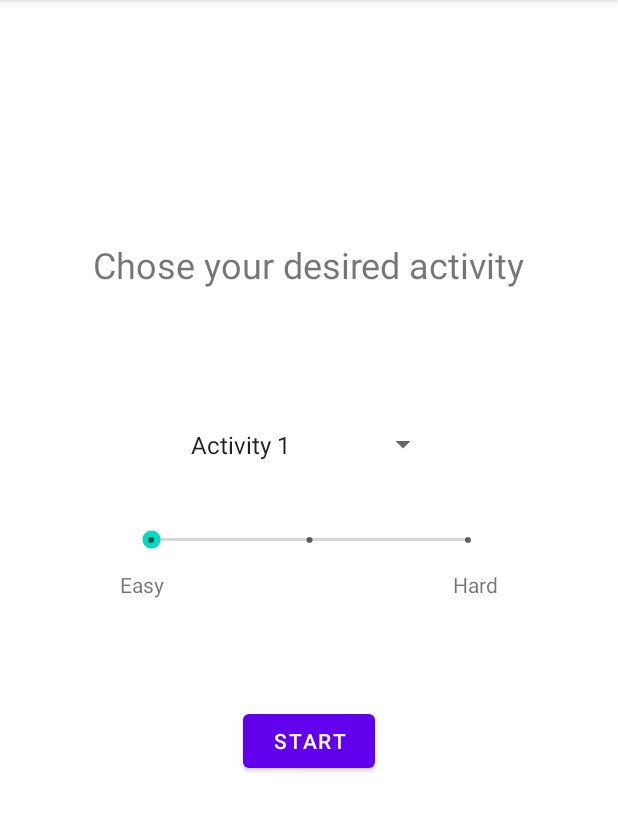
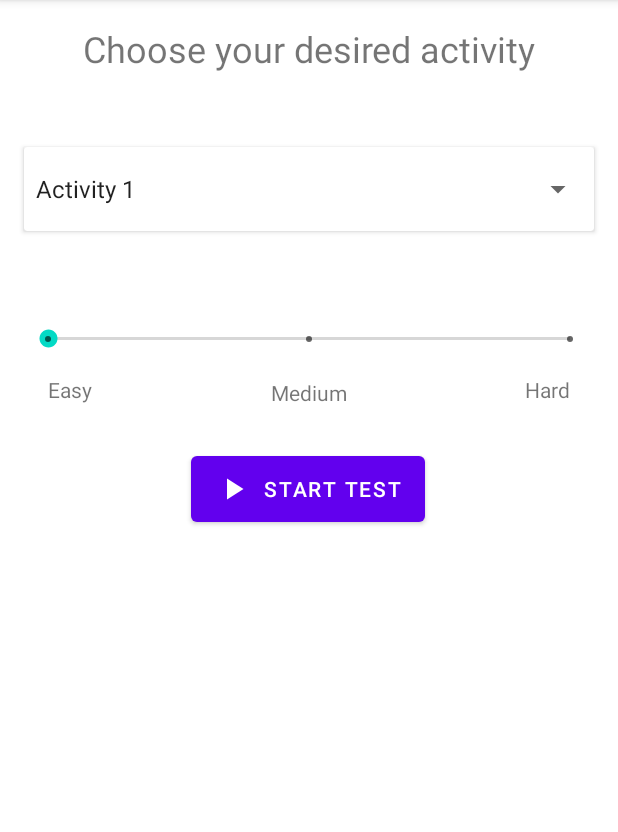
Before and after one commit to Ialda/LanProject, an Android app: the MainPageActivity screen opened directly, with no data from a screen before it, on a phone screen of 412 x 824 dp, the part 84-916 px from its top. Run offline under Robolectric (Android 15) with nearby library versions, the light colour scheme and no system bars.

Commit message:
Modify the design of the test options page

```diff
--- /dev/null
+++ b/app/src/main/res/drawable/ic_baseline_play_arrow_24.xml
@@ -0,0 +1,10 @@
+<vector xmlns:android="http://schemas.android.com/apk/res/android"
+    android:width="24dp"
+    android:height="24dp"
+    android:viewportWidth="24"
+    android:viewportHeight="24"
+    android:tint="?attr/colorControlNormal">
+  <path
+      android:fillColor="@android:color/white"
+      android:pathData="M8,5v14l11,-7z"/>
+</vector>
--- a/app/src/main/res/layout/activity_main_page.xml
+++ b/app/src/main/res/layout/activity_main_page.xml
@@ -8,55 +8,60 @@
 
     <TextView
         android:id="@+id/TextViewTitlePrompt"
-        android:layout_width="wrap_content"
+        android:layout_width="0dp"
         android:layout_height="wrap_content"
-        android:layout_marginTop="160dp"
+        android:layout_marginStart="16dp"
+        android:layout_marginLeft="16dp"
+        android:layout_marginTop="16dp"
+        android:layout_marginEnd="16dp"
+        android:layout_marginRight="16dp"
+        android:gravity="center"
         android:text="@string/chose_your_desired_activity"
         android:textSize="24sp"
         app:layout_constraintEnd_toEndOf="parent"
+        app:layout_constraintHorizontal_bias="1.0"
         app:layout_constraintStart_toStartOf="parent"
         app:layout_constraintTop_toTopOf="parent" />
 
     <Button
         android:id="@+id/ButtonStartActivity"
         android:layout_width="wrap_content"
-        android:layout_height="wrap_content"
-        android:layout_marginTop="100dp"
+        android:layout_height="56dp"
+        android:layout_marginTop="56dp"
+        android:layout_marginBottom="16dp"
         android:onClick="ActivityView"
         android:text="@string/start"
+        app:icon="@drawable/ic_baseline_play_arrow_24"
+        app:layout_constraintBottom_toBottomOf="parent"
         app:layout_constraintEnd_toEndOf="parent"
+        app:layout_constraintHorizontal_bias="0.498"
         app:layout_constraintStart_toStartOf="parent"
-        app:layout_constraintTop_toBottomOf="@+id/SeekBarDifficulty" />
-
-    <Spinner
-        android:id="@+id/SpinnerActivityChoice"
-        android:layout_width="173dp"
-        android:layout_height="47dp"
-        android:layout_marginTop="80dp"
-        android:entries="@array/ActivityList"
-        app:layout_constraintEnd_toEndOf="parent"
-        app:layout_constraintStart_toStartOf="parent"
-        app:layout_constraintTop_toBottomOf="@+id/TextViewTitlePrompt" />
+        app:layout_constraintTop_toBottomOf="@+id/SeekBarDifficulty"
+        app:layout_constraintVertical_bias="0.0" />
 
     <SeekBar
         android:id="@+id/SeekBarDifficulty"
         style="@style/Widget.AppCompat.SeekBar.Discrete"
-        android:layout_width="243dp"
-        android:layout_height="20dp"
-        android:layout_marginTop="30dp"
+        android:layout_width="0dp"
+        android:layout_height="32dp"
+        android:layout_marginStart="16dp"
+        android:layout_marginLeft="16dp"
+        android:layout_marginTop="56dp"
+        android:layout_marginEnd="16dp"
+        android:layout_marginRight="16dp"
         android:max="2"
         android:progress="0"
         app:layout_constraintEnd_toEndOf="parent"
         app:layout_constraintStart_toStartOf="parent"
-        app:layout_constraintTop_toBottomOf="@+id/SpinnerActivityChoice" />
+        app:layout_constraintTop_toBottomOf="@+id/cardView" />
 
     <TextView
         android:id="@+id/TextViewDifficultyEasy"
         android:layout_width="wrap_content"
         android:layout_height="wrap_content"
-        android:layout_marginStart="80dp"
-        android:layout_marginLeft="80dp"
-        android:layout_marginTop="10dp"
+        android:layout_marginStart="32dp"
+        android:layout_marginLeft="32dp"
+        android:layout_marginTop="8dp"
         android:text="@string/easy"
         app:layout_constraintStart_toStartOf="parent"
         app:layout_constraintTop_toBottomOf="@+id/SeekBarDifficulty" />
@@ -79,10 +84,44 @@
         android:id="@+id/TextViewDifficultyHard"
         android:layout_width="wrap_content"
         android:layout_height="wrap_content"
-        android:layout_marginTop="10dp"
-        android:layout_marginEnd="80dp"
-        android:layout_marginRight="80dp"
+        android:layout_marginTop="8dp"
+        android:layout_marginEnd="32dp"
+        android:layout_marginRight="32dp"
         android:text="@string/hard"
         app:layout_constraintEnd_toEndOf="parent"
         app:layout_constraintTop_toBottomOf="@+id/SeekBarDifficulty" />
+
+    <androidx.cardview.widget.CardView
+        android:id="@+id/cardView"
+        android:layout_width="0dp"
+        android:layout_height="wrap_content"
+        android:layout_marginStart="16dp"
+        android:layout_marginLeft="16dp"
+        android:layout_marginEnd="16dp"
+        android:layout_marginRight="16dp"
+        app:layout_constraintBottom_toBottomOf="parent"
+        app:layout_constraintEnd_toEndOf="parent"
+        app:layout_constraintHorizontal_bias="1.0"
+        app:layout_constraintStart_toStartOf="parent"
+        app:layout_constraintTop_toBottomOf="@+id/TextViewTitlePrompt"
+        app:layout_constraintVertical_bias="0.074">
+
+        <androidx.constraintlayout.widget.ConstraintLayout
+            android:layout_width="match_parent"
+            android:layout_height="match_parent"
+            tools:layout_editor_absoluteX="28dp"
+            tools:layout_editor_absoluteY="141dp">
+
+            <Spinner
+                android:id="@+id/SpinnerActivityChoice"
+                android:layout_width="match_parent"
+                android:layout_height="56dp"
+                android:entries="@array/ActivityList"
+                app:layout_constraintBottom_toBottomOf="parent"
+                app:layout_constraintEnd_toEndOf="parent"
+                app:layout_constraintStart_toStartOf="parent"
+                app:layout_constraintTop_toTopOf="parent" />
+        </androidx.constraintlayout.widget.ConstraintLayout>
+    </androidx.cardview.widget.CardView>
+
 </androidx.constraintlayout.widget.ConstraintLayout>
--- a/app/src/main/res/values/strings.xml
+++ b/app/src/main/res/values/strings.xml
@@ -8,8 +8,8 @@
     <string name="activity_3">Activity 3</string>
     <string name="activity_4">Activity 4</string>
     <string name="activity_5">Activity 5</string>
-    <string name="chose_your_desired_activity">Chose your desired activity</string>
-    <string name="start">Start</string>
+    <string name="chose_your_desired_activity">Choose your desired activity</string>
+    <string name="start">Start test</string>
     <string name="easy">Easy</string>
     <string name="medium">Medium</string>
     <string name="hard">Hard</string>
```
